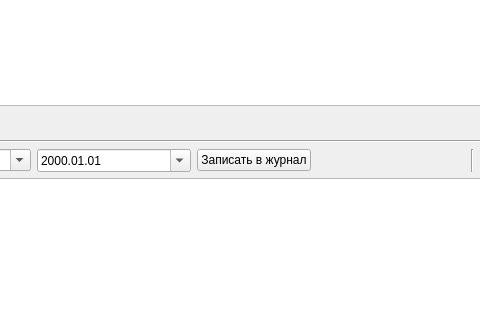
First picture: the form in design.ui, repository p-frolov/kochka, before the edit; both pictures show x 121 to 601 and y 133 to 453 of the 793 by 553 pixel window.
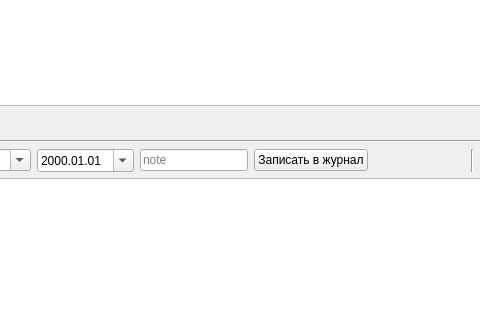
Second picture: the form after the edit.

Commit message: added 'note' attr to exercise

The edit to the form file:
```diff
--- a/design.ui
+++ b/design.ui
@@ -158,6 +158,13 @@
           </property>
          </widget>
         </item>
+        <item>
+         <widget class="QLineEdit" name="exerciseNote">
+          <property name="placeholderText">
+           <string>note</string>
+          </property>
+         </widget>
+        </item>
         <item>
          <widget class="QPushButton" name="addExerciseBtn">
           <property name="text">
```
The commit also changes 3 other files.
